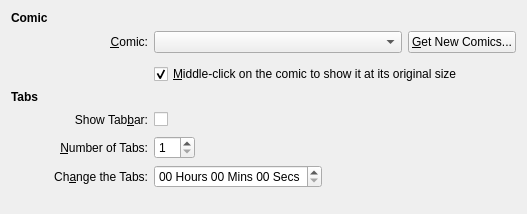
First picture: the form in applets/comic/comicSettings.ui, repository KDE/kdeplasma-addons, before the edit.
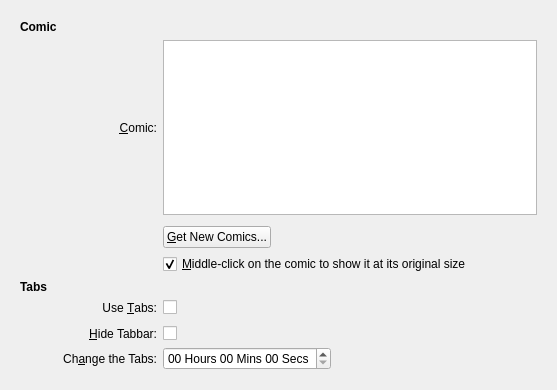
Second picture: the form after the edit. The open tabs and pages were chosen to show the change. Custom widgets are drawn as their Qt base class.

Commit message: Makes the configuration for using tabs more comfortable.

Patch:
```diff
--- a/applets/comic/comicSettings.ui
+++ b/applets/comic/comicSettings.ui
@@ -6,8 +6,8 @@
    <rect>
     <x>0</x>
     <y>0</y>
-    <width>527</width>
-    <height>214</height>
+    <width>557</width>
+    <height>390</height>
    </rect>
   </property>
   <property name="minimumSize">
@@ -19,59 +19,41 @@
   <property name="styleSheet">
    <string notr="true"/>
   </property>
-  <layout class="QGridLayout" name="gridLayout">
-   <item row="1" column="2">
     <layout class="QHBoxLayout" name="horizontalLayout">
      <item>
-      <widget class="KComboBox" name="comboBox_comic">
-       <property name="sizePolicy">
-        <sizepolicy hsizetype="Expanding" vsizetype="Fixed">
-         <horstretch>0</horstretch>
-         <verstretch>0</verstretch>
-        </sizepolicy>
-       </property>
-      </widget>
-     </item>
-     <item>
-      <widget class="QPushButton" name="pushButton_GHNS">
-       <property name="toolTip">
-        <string>Download new comics</string>
+    <widget class="QStackedWidget" name="stackedWidget">
+     <property name="currentIndex">
+      <number>0</number>
+     </property>
+     <widget class="QWidget" name="page">
+      <layout class="QGridLayout" name="gridLayout">
+       <item row="0" column="0">
+        <widget class="QLabel" name="label_7">
+         <property name="font">
+          <font>
+           <weight>75</weight>
+           <bold>true</bold>
+          </font>
        </property>
        <property name="text">
-        <string>&amp;Get New Comics...</string>
+          <string>Comic</string>
        </property>
       </widget>
      </item>
-    </layout>
-   </item>
-   <item row="9" column="2">
-    <layout class="QHBoxLayout" name="horizontalLayout_2">
-     <item>
-      <widget class="QCheckBox" name="checkBox_tabBar">
-       <property name="toolTip">
-        <string/>
+       <item row="4" column="0">
+        <widget class="QLabel" name="label_3">
+         <property name="font">
+          <font>
+           <weight>75</weight>
+           <bold>true</bold>
+          </font>
        </property>
        <property name="text">
-        <string/>
+          <string>Tabs</string>
        </property>
       </widget>
      </item>
-     <item>
-      <spacer name="horizontalSpacer">
-       <property name="orientation">
-        <enum>Qt::Horizontal</enum>
-       </property>
-       <property name="sizeHint" stdset="0">
-        <size>
-         <width>40</width>
-         <height>20</height>
-        </size>
-       </property>
-      </spacer>
-     </item>
-    </layout>
-   </item>
-   <item row="9" column="1">
+       <item row="5" column="1">
     <widget class="QLabel" name="label_2">
      <property name="sizePolicy">
       <sizepolicy hsizetype="Preferred" vsizetype="Preferred">
@@ -79,17 +61,14 @@
        <verstretch>0</verstretch>
       </sizepolicy>
      </property>
-     <property name="toolTip">
-      <string>Pressing Ctrl and scrolling also changes the tabs.</string>
-     </property>
      <property name="text">
-      <string>Show Tab&amp;bar:</string>
+          <string>Use &amp;Tabs:</string>
      </property>
      <property name="alignment">
       <set>Qt::AlignRight|Qt::AlignTrailing|Qt::AlignVCenter</set>
      </property>
      <property name="buddy">
-      <cstring>checkBox_tabBar</cstring>
+          <cstring>checkBox_useTabs</cstring>
      </property>
     </widget>
    </item>
@@ -115,16 +94,22 @@
      </property>
     </widget>
    </item>
-   <item row="4" column="0">
-    <widget class="QLabel" name="label_3">
-     <property name="font">
-      <font>
-       <weight>75</weight>
-       <bold>true</bold>
-      </font>
+       <item row="5" column="2">
+        <widget class="QCheckBox" name="checkBox_useTabs">
+         <property name="enabled">
+          <bool>true</bool>
+         </property>
+         <property name="toolTip">
+          <string/>
      </property>
      <property name="text">
-      <string>Tabs</string>
+          <string/>
+         </property>
+         <property name="checkable">
+          <bool>true</bool>
+         </property>
+         <property name="checked">
+          <bool>false</bool>
      </property>
     </widget>
    </item>
@@ -144,21 +129,130 @@
      </property>
     </widget>
    </item>
-   <item row="10" column="1">
+       <item row="1" column="2">
+        <layout class="QHBoxLayout" name="horizontalLayout_2">
+         <item>
+          <widget class="KComboBox" name="comboBox_comic">
+           <property name="sizePolicy">
+            <sizepolicy hsizetype="Expanding" vsizetype="Fixed">
+             <horstretch>0</horstretch>
+             <verstretch>0</verstretch>
+            </sizepolicy>
+           </property>
+          </widget>
+         </item>
+         <item>
+          <widget class="QPushButton" name="pushButton_GHNS">
+           <property name="toolTip">
+            <string>Download new comics</string>
+           </property>
+           <property name="text">
+            <string>&amp;Get New Comics...</string>
+           </property>
+          </widget>
+         </item>
+         <item>
+          <spacer name="horizontalSpacer_2">
+           <property name="orientation">
+            <enum>Qt::Horizontal</enum>
+           </property>
+           <property name="sizeHint" stdset="0">
+            <size>
+             <width>40</width>
+             <height>20</height>
+            </size>
+           </property>
+          </spacer>
+         </item>
+        </layout>
+       </item>
+       <item row="6" column="2">
+        <spacer name="verticalSpacer_2">
+         <property name="orientation">
+          <enum>Qt::Vertical</enum>
+         </property>
+         <property name="sizeHint" stdset="0">
+          <size>
+           <width>20</width>
+           <height>40</height>
+          </size>
+         </property>
+        </spacer>
+       </item>
+       <item row="2" column="2">
+        <spacer name="verticalSpacer">
+         <property name="orientation">
+          <enum>Qt::Vertical</enum>
+         </property>
+         <property name="sizeType">
+          <enum>QSizePolicy::Fixed</enum>
+         </property>
+         <property name="sizeHint" stdset="0">
+          <size>
+           <width>373</width>
+           <height>5</height>
+          </size>
+         </property>
+        </spacer>
+       </item>
+      </layout>
+     </widget>
+     <widget class="QWidget" name="Seite"/>
+     <widget class="QWidget" name="page_2">
+      <layout class="QGridLayout" name="gridLayout_2">
+       <item row="0" column="0">
+        <widget class="QLabel" name="label_8">
+         <property name="font">
+          <font>
+           <weight>75</weight>
+           <bold>true</bold>
+          </font>
+         </property>
+         <property name="text">
+          <string>Comic</string>
+         </property>
+        </widget>
+       </item>
+       <item row="5" column="0">
     <widget class="QLabel" name="label_4">
+         <property name="font">
+          <font>
+           <weight>75</weight>
+           <bold>true</bold>
+          </font>
+         </property>
      <property name="text">
-      <string>&amp;Number of Tabs:</string>
+          <string>Tabs</string>
+         </property>
+        </widget>
+       </item>
+       <item row="8" column="1">
+        <widget class="QLabel" name="label_9">
+         <property name="enabled">
+          <bool>true</bool>
+         </property>
+         <property name="sizePolicy">
+          <sizepolicy hsizetype="Preferred" vsizetype="Preferred">
+           <horstretch>0</horstretch>
+           <verstretch>0</verstretch>
+          </sizepolicy>
+         </property>
+         <property name="toolTip">
+          <string>Pressing Ctrl and scrolling also changes the tabs.</string>
+         </property>
+         <property name="text">
+          <string>&amp;Hide Tabbar:</string>
      </property>
      <property name="alignment">
       <set>Qt::AlignRight|Qt::AlignTrailing|Qt::AlignVCenter</set>
      </property>
      <property name="buddy">
-      <cstring>spinBox_numTabs</cstring>
+          <cstring>checkBox_hideTabBar</cstring>
      </property>
     </widget>
    </item>
-   <item row="11" column="1">
-    <widget class="QLabel" name="label_5">
+       <item row="9" column="1">
+        <widget class="QLabel" name="label_10">
      <property name="toolTip">
       <string>Interacting with the comic widget restarts the timer.</string>
      </property>
@@ -173,48 +267,27 @@
      </property>
     </widget>
    </item>
-   <item row="0" column="0">
-    <widget class="QLabel" name="label_7">
-     <property name="font">
-      <font>
-       <weight>75</weight>
-       <bold>true</bold>
-      </font>
+       <item row="6" column="1">
+        <widget class="QLabel" name="label_6">
+         <property name="sizePolicy">
+          <sizepolicy hsizetype="Preferred" vsizetype="Preferred">
+           <horstretch>0</horstretch>
+           <verstretch>0</verstretch>
+          </sizepolicy>
      </property>
      <property name="text">
-      <string>Comic</string>
-     </property>
-    </widget>
-   </item>
-   <item row="10" column="2">
-    <layout class="QHBoxLayout" name="horizontalLayout_3">
-     <item>
-      <widget class="QSpinBox" name="spinBox_numTabs">
-       <property name="minimum">
-        <number>1</number>
-       </property>
-       <property name="maximum">
-        <number>20</number>
+          <string>Use &amp;Tabs:</string>
+         </property>
+         <property name="alignment">
+          <set>Qt::AlignRight|Qt::AlignTrailing|Qt::AlignVCenter</set>
+         </property>
+         <property name="buddy">
+          <cstring>checkBox_useTabs_2</cstring>
        </property>
       </widget>
      </item>
-     <item>
-      <spacer name="horizontalSpacer_3">
-       <property name="orientation">
-        <enum>Qt::Horizontal</enum>
-       </property>
-       <property name="sizeHint" stdset="0">
-        <size>
-         <width>40</width>
-         <height>20</height>
-        </size>
-       </property>
-      </spacer>
-     </item>
-    </layout>
-   </item>
-   <item row="11" column="2">
-    <layout class="QHBoxLayout" name="horizontalLayout_4">
+       <item row="9" column="2">
+        <layout class="QHBoxLayout" name="horizontalLayout_7">
      <item>
       <widget class="QTimeEdit" name="timeEdit_tabs">
        <property name="displayFormat">
@@ -223,7 +296,7 @@
       </widget>
      </item>
      <item>
-      <spacer name="horizontalSpacer_4">
+          <spacer name="horizontalSpacer_6">
        <property name="orientation">
         <enum>Qt::Horizontal</enum>
        </property>
@@ -237,8 +310,95 @@
      </item>
     </layout>
    </item>
+       <item row="7" column="2">
+        <spacer name="verticalSpacer_3">
+         <property name="orientation">
+          <enum>Qt::Vertical</enum>
+         </property>
+         <property name="sizeType">
+          <enum>QSizePolicy::Fixed</enum>
+         </property>
+         <property name="sizeHint" stdset="0">
+          <size>
+           <width>91</width>
+           <height>5</height>
+          </size>
+         </property>
+        </spacer>
+       </item>
+       <item row="4" column="2">
+        <widget class="QCheckBox" name="checkBox_middle_2">
+         <property name="sizePolicy">
+          <sizepolicy hsizetype="Minimum" vsizetype="Fixed">
+           <horstretch>0</horstretch>
+           <verstretch>0</verstretch>
+          </sizepolicy>
+         </property>
+         <property name="text">
+          <string>&amp;Middle-click on the comic to show it at its original size</string>
+         </property>
+         <property name="checked">
+          <bool>true</bool>
+         </property>
+        </widget>
+       </item>
+       <item row="3" column="2">
+        <layout class="QHBoxLayout" name="horizontalLayout_4">
+         <item>
+          <widget class="QPushButton" name="pushButton_GHNS_2">
+           <property name="toolTip">
+            <string>Download new comics</string>
+           </property>
+           <property name="text">
+            <string>&amp;Get New Comics...</string>
+           </property>
+          </widget>
+         </item>
+         <item>
+          <spacer name="horizontalSpacer_3">
+           <property name="orientation">
+            <enum>Qt::Horizontal</enum>
+           </property>
+           <property name="sizeHint" stdset="0">
+            <size>
+             <width>40</width>
+             <height>20</height>
+            </size>
+           </property>
+          </spacer>
+         </item>
+        </layout>
+       </item>
+       <item row="1" column="2">
+        <widget class="QListView" name="listView_comic">
+         <property name="sizeIncrement">
+          <size>
+           <width>0</width>
+           <height>0</height>
+          </size>
+         </property>
+         <property name="baseSize">
+          <size>
+           <width>0</width>
+           <height>0</height>
+          </size>
+         </property>
+         <property name="editTriggers">
+          <set>QAbstractItemView::NoEditTriggers</set>
+         </property>
+         <property name="showDropIndicator" stdset="0">
+          <bool>false</bool>
+         </property>
+         <property name="selectionMode">
+          <enum>QAbstractItemView::MultiSelection</enum>
+         </property>
+         <property name="selectionBehavior">
+          <enum>QAbstractItemView::SelectItems</enum>
+         </property>
+        </widget>
+       </item>
    <item row="2" column="2">
-    <spacer name="verticalSpacer">
+        <spacer name="verticalSpacer_4">
      <property name="orientation">
       <enum>Qt::Vertical</enum>
      </property>
@@ -253,18 +413,69 @@
      </property>
     </spacer>
    </item>
-   <item row="12" column="2">
-    <spacer name="verticalSpacer_2">
-     <property name="orientation">
-      <enum>Qt::Vertical</enum>
-     </property>
-     <property name="sizeHint" stdset="0">
-      <size>
-       <width>20</width>
-       <height>40</height>
-      </size>
-     </property>
-    </spacer>
+       <item row="1" column="1">
+        <widget class="QLabel" name="label_5">
+         <property name="sizePolicy">
+          <sizepolicy hsizetype="Preferred" vsizetype="Preferred">
+           <horstretch>0</horstretch>
+           <verstretch>0</verstretch>
+          </sizepolicy>
+         </property>
+         <property name="toolTip">
+          <string>Choose a comic strip</string>
+         </property>
+         <property name="text">
+          <string>&amp;Comic:</string>
+         </property>
+         <property name="alignment">
+          <set>Qt::AlignRight|Qt::AlignTrailing|Qt::AlignVCenter</set>
+         </property>
+         <property name="buddy">
+          <cstring>listView_comic</cstring>
+         </property>
+        </widget>
+       </item>
+       <item row="6" column="2">
+        <widget class="QCheckBox" name="checkBox_useTabs_2">
+         <property name="enabled">
+          <bool>true</bool>
+         </property>
+         <property name="toolTip">
+          <string/>
+         </property>
+         <property name="text">
+          <string/>
+         </property>
+         <property name="checkable">
+          <bool>true</bool>
+         </property>
+         <property name="checked">
+          <bool>false</bool>
+         </property>
+        </widget>
+       </item>
+       <item row="8" column="2">
+        <widget class="QCheckBox" name="checkBox_hideTabBar">
+         <property name="enabled">
+          <bool>true</bool>
+         </property>
+         <property name="toolTip">
+          <string>Pressing Ctrl and scrolling also changes the tabs.</string>
+         </property>
+         <property name="text">
+          <string/>
+         </property>
+         <property name="checkable">
+          <bool>true</bool>
+         </property>
+         <property name="checked">
+          <bool>false</bool>
+         </property>
+        </widget>
+       </item>
+      </layout>
+     </widget>
+    </widget>
    </item>
   </layout>
  </widget>
```
Left out of the diff: 99 changed lines with no effect on the pictures. Lines whose indentation alone changed are shown as unchanged. The commit also changes 4 other files.
